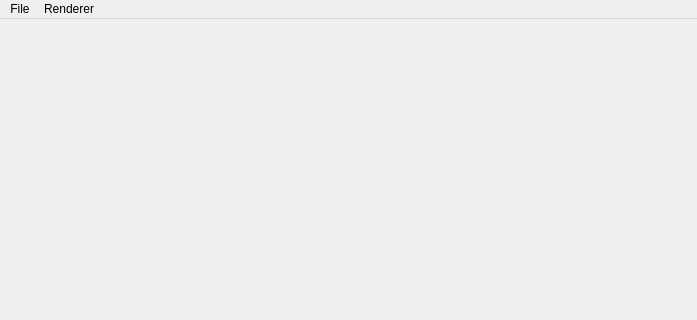
The window that sandbox/UI/MainWindow/MainWindow.ui (Lonartie/GraphicsSandbox) describes before a commit, drawn with Qt 5; both pictures show x 0 to 697 and y 0 to 320 of the 697 by 482 pixel window.
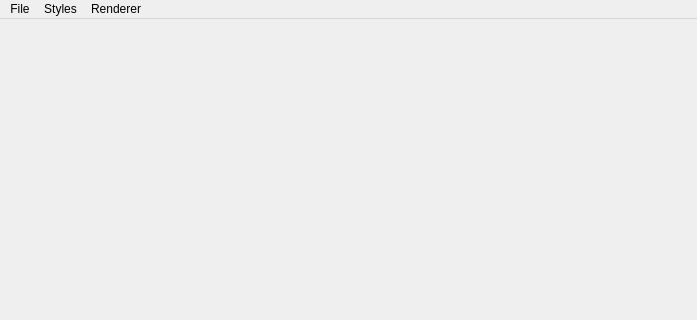
The same window after the commit.

Commit message: Fixes for apple + Fusion Style + remove components + component order

What changed in the file:
```diff
--- a/sandbox/UI/MainWindow/MainWindow.ui
+++ b/sandbox/UI/MainWindow/MainWindow.ui
@@ -22,7 +22,7 @@
      <x>0</x>
      <y>0</y>
      <width>697</width>
-     <height>22</height>
+     <height>24</height>
     </rect>
    </property>
    <widget class="QMenu" name="menuFile">
@@ -37,7 +37,13 @@
      <string>Renderer</string>
     </property>
    </widget>
+   <widget class="QMenu" name="styles">
+    <property name="title">
+     <string>Styles</string>
+    </property>
+   </widget>
    <addaction name="menuFile"/>
+   <addaction name="styles"/>
    <addaction name="renderer"/>
   </widget>
   <widget class="QStatusBar" name="statusbar"/>
```
The commit also changes 13 other files.
